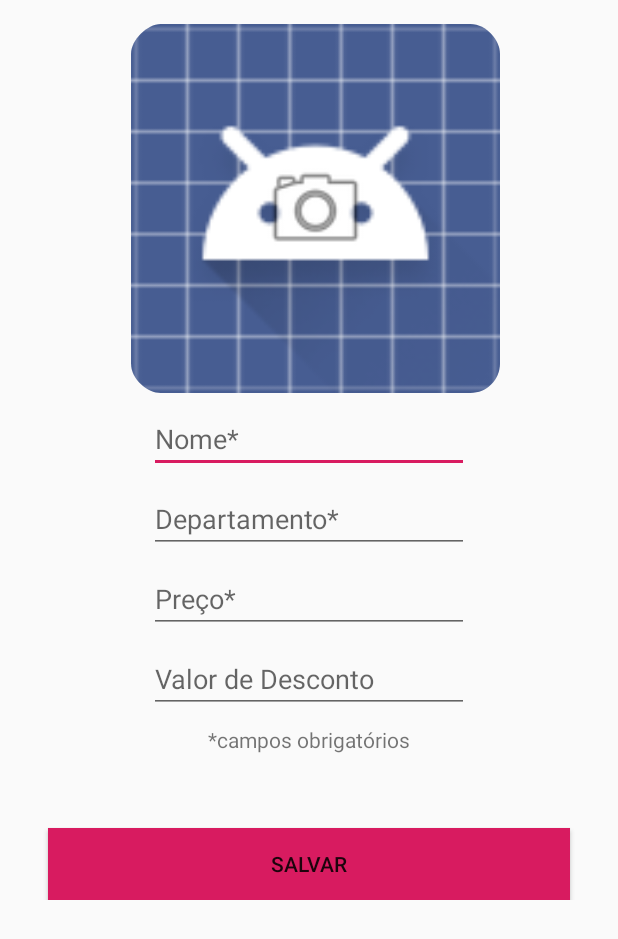
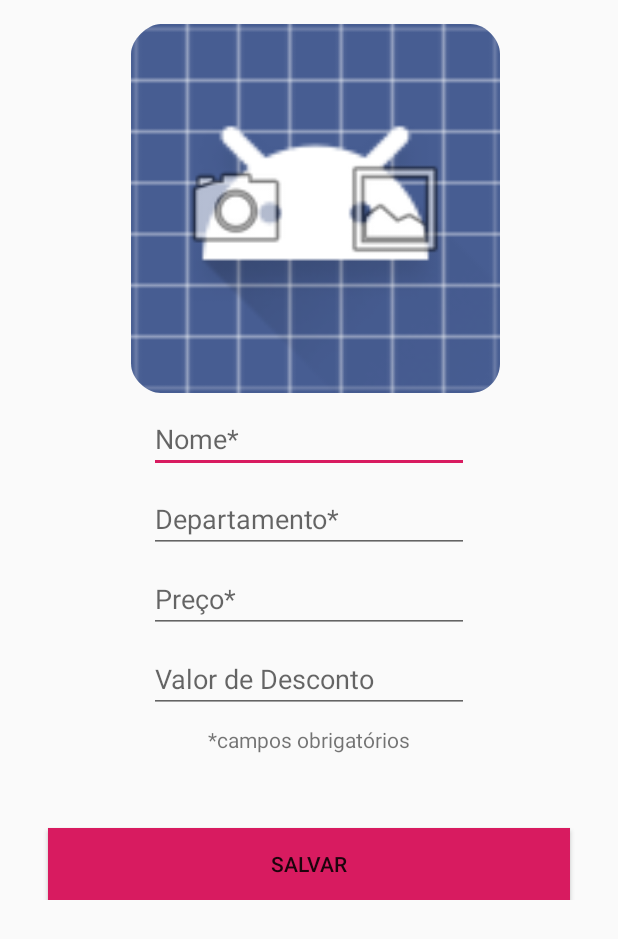
Before and after one commit to thiagorodcarv/XseedCRUD, an Android app: the layout activity_cadastro.xml on its own in the app's theme, with its tools: preview values and no code run, on a phone screen of 412 x 824 dp. Shown: the top 939 px of the screen. Run offline under Robolectric (Android 15) with nearby library versions, the phone set to English and light mode, and no system bars.

Commit message:
Imagens da galeria e ajustes de layoutes

```diff
--- a/app/src/main/res/layout/activity_cadastro.xml
+++ b/app/src/main/res/layout/activity_cadastro.xml
@@ -38,6 +38,8 @@
                     app:layout_constraintEnd_toEndOf="parent"
                     app:layout_constraintStart_toStartOf="parent" />
 
+
+
                 <ImageView
                     android:id="@+id/imgFundo"
                     android:layout_width="246dp"
@@ -49,18 +51,6 @@
                     app:layout_constraintEnd_toEndOf="parent"
                     app:layout_constraintStart_toStartOf="parent"
                     app:layout_constraintTop_toTopOf="parent" />
-
-
-                <ImageView
-                    android:id="@+id/iconeFoto"
-                    android:layout_width="82dp"
-                    android:layout_height="73dp"
-                    android:onClick="tirarFoto"
-                    android:src="@android:drawable/ic_menu_camera"
-                    app:layout_constraintBottom_toBottomOf="@+id/imgFundo"
-                    app:layout_constraintEnd_toEndOf="@+id/imgFundo"
-                    app:layout_constraintStart_toStartOf="@+id/imgFundo"
-                    app:layout_constraintTop_toTopOf="@+id/imgFundo" />
 
 
                 <EditText
@@ -125,6 +115,35 @@
                     app:layout_constraintStart_toStartOf="parent"
                     app:layout_constraintTop_toBottomOf="@+id/txt_Desconto" />
 
+
+                    <ImageView
+                        android:id="@+id/iconeGaleria"
+                        android:layout_width="92dp"
+                        android:layout_height="76dp"
+                        android:background="@android:color/transparent"
+                        android:onClick="selecionarDeDiretorio"
+                        android:src="@android:drawable/ic_menu_gallery"
+                        android:layout_marginEnd="24dp"
+                        android:layout_marginRight="24dp"
+                        app:layout_constraintBottom_toBottomOf="@+id/imgFundo"
+                        app:layout_constraintEnd_toEndOf="@+id/imgFundo"
+                        app:layout_constraintTop_toTopOf="@+id/imgFundo" />
+
+
+                <ImageView
+                    android:id="@+id/iconeFoto"
+                    android:layout_width="92dp"
+                    android:layout_height="76dp"
+                    android:layout_marginStart="24dp"
+                    android:layout_marginLeft="24dp"
+                    android:background="@android:color/transparent"
+                    android:onClick="tirarFoto"
+                    android:src="@android:drawable/ic_menu_camera"
+                    app:layout_constraintBottom_toBottomOf="@+id/imgFundo"
+                    app:layout_constraintStart_toStartOf="@+id/imgFundo"
+                    app:layout_constraintTop_toTopOf="@+id/imgFundo" />
+
+
             </androidx.constraintlayout.widget.ConstraintLayout>
 
         </FrameLayout>
```
Also changed, not shown: app/src/main/java/com/example/lojacrud/CadastroActivity.java (+20 -0 lines), app/src/main/res/drawable/bordacardview.xml (added, +25 -0 lines).
